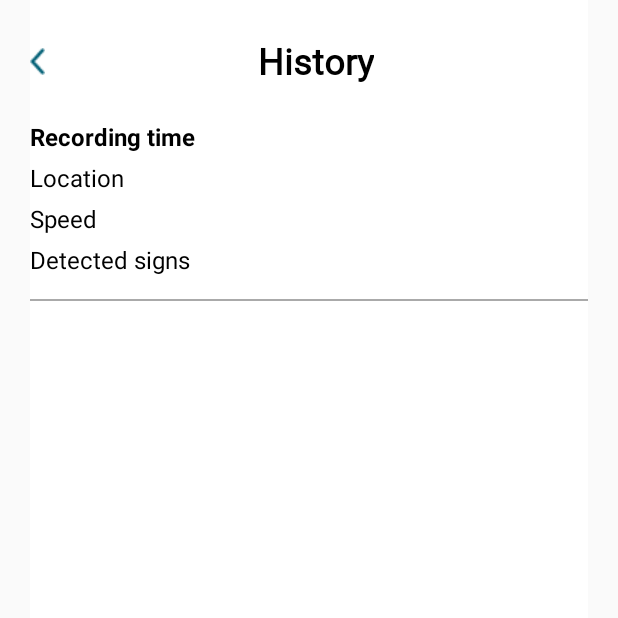
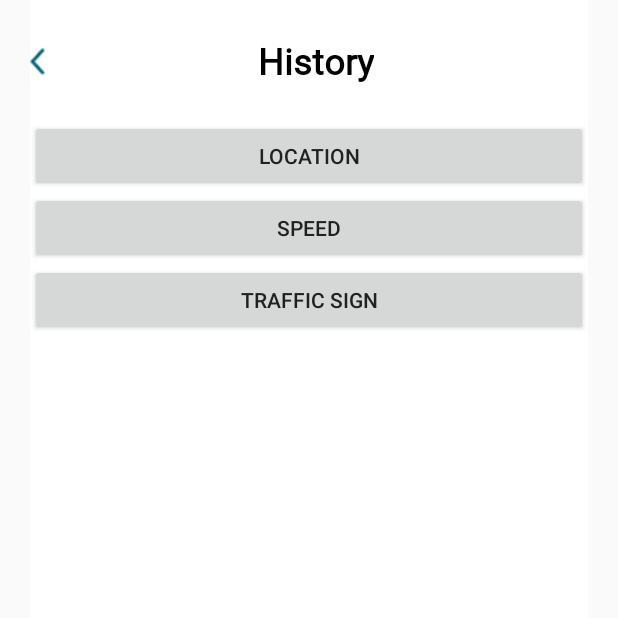
Before and after one commit to lykienminh/Mobile-VirtualDrivingAssistant, an Android app: the HistoryActivity screen opened directly, with no data from a screen before it, on a phone screen of 412 x 824 dp, the top half of it. Run offline under Robolectric (Android 15) with nearby library versions, the phone set to English and light mode, and no system bars; our stand-ins replace RxJava.

Commit message:
Location History

```diff
--- a/app/src/main/AndroidManifest.xml
+++ b/app/src/main/AndroidManifest.xml
@@ -48,6 +48,7 @@
         <activity android:name=".ui.activities.CameraActivity" />
         <activity android:name=".ui.activities.DetectorActivity" />
         <activity android:name=".ui.activities.HistoryActivity" />
+        <activity android:name=".ui.activities.HistoryLocationActivity" />
     </application>
 
 </manifest>
--- a/app/src/main/java/com/drivingassistant/ui/activities/HistoryActivity.java
+++ b/app/src/main/java/com/drivingassistant/ui/activities/HistoryActivity.java
@@ -9,6 +9,7 @@ import android.content.Intent;
 import android.os.Bundle;
 import android.util.Log;
 import android.view.View;
+import android.widget.Button;
 import android.widget.TextView;
 import android.widget.Toast;
 
@@ -26,16 +27,24 @@ public class HistoryActivity extends AppCompatActivity {
     private TextView recordTime, speed, location, sign;
     CompositeDisposable compositeDisposable = new CompositeDisposable();
     IMyService iMyService;
+    Button btn_location, btn_speed, btn_traffic_sign;
 
     @Override
     protected void onCreate(Bundle savedInstanceState) {
         super.onCreate(savedInstanceState);
         setContentView(R.layout.activity_history);
 
-        recordTime = findViewById(R.id.history_time_value);
-        speed = findViewById(R.id.history_speed_value);
-        location = findViewById(R.id.history_location_value);
-        sign = findViewById(R.id.history_sign_value);
+        btn_location = (Button) findViewById(R.id.btn_location);
+        btn_speed = (Button) findViewById(R.id.btn_speed);
+        btn_traffic_sign = (Button) findViewById(R.id.btn_traffic_sign);
+
+        btn_location.setOnClickListener(new View.OnClickListener() {
+            @Override
+            public void onClick(View v) {
+                Intent intent = new Intent(HistoryActivity.this, HistoryLocationActivity.class);
+                startActivity(intent);
+            }
+        });
     }
 
     public void returnHome(View view) {
@@ -43,19 +52,4 @@ public class HistoryActivity extends AppCompatActivity {
         startActivity(intent);
     }
 
-    public void getHistory(String duration) {
-        String time_start = "", time_end = "";
-        Log.wtf("khang", "Get history.");
-        compositeDisposable.add(iMyService.getHistory(time_start, time_end)
-            .subscribeOn(Schedulers.io())
-            .observeOn(AndroidSchedulers.mainThread())
-            .subscribe(new Consumer<String>() {
-                @Override
-                public void accept(String response) throws Exception {
-                    JSONObject jsonResponse = new JSONObject(response);
-                    String result = jsonResponse.getString("result");
-                    location.setText(result);
-                }
-            }));
-    }
 }
--- a/app/src/main/res/layout/activity_history.xml
+++ b/app/src/main/res/layout/activity_history.xml
@@ -7,8 +7,7 @@
     android:layout_marginLeft="20dp"
     android:layout_marginRight="20dp"
     android:orientation="vertical"
-    android:background="#fff"
-    tools:context=".ui.activities.HistoryActivity">
+    android:background="#fff">
 
     <GridLayout
         android:layout_width="match_parent"
@@ -38,133 +37,27 @@
 
     </GridLayout>
 
-<!--    <androidx.recyclerview.widget.RecyclerView-->
-<!--        android:id="@+id/signRecycler"-->
-<!--        android:layout_width="match_parent"-->
-<!--        android:layout_height="0dp"-->
-<!--        android:layout_marginBottom="80dp"-->
-<!--        android:layout_weight="1"-->
-<!--        android:clipToPadding="false"-->
-<!--        android:paddingTop="15dp"-->
-<!--        android:paddingBottom="38dp" />-->
-
-    <androidx.core.widget.NestedScrollView
-        android:layout_width="match_parent"
-        android:layout_height="match_parent"
-        android:fillViewport="true">
-
     <LinearLayout
         android:layout_width="match_parent"
         android:layout_height="wrap_content"
         android:orientation="vertical">
-            <LinearLayout
+
+        <Button
+            android:id="@+id/btn_location"
             android:layout_width="match_parent"
             android:layout_height="wrap_content"
-                android:layout_marginBottom="10dp"
-                android:orientation="vertical">
-                <LinearLayout
-                    android:id="@+id/record_time"
+            android:text="@string/location" />
+
+        <Button
+            android:id="@+id/btn_speed"
             android:layout_width="match_parent"
             android:layout_height="wrap_content"
-                    android:layout_marginBottom="5dp"
-                    android:orientation="horizontal">
-                    <TextView
-                        android:id="@+id/history_time"
-                        android:layout_width="wrap_content"
-                        android:layout_height="wrap_content"
-                        android:text="@string/history_time"
-                        android:textColor="@color/black"
-                        android:textSize="16dp"
-                        android:textStyle="bold"/>
-                    <TextView
-                        android:id="@+id/history_time_value"
+            android:text="@string/speed"/>
+
+        <Button
+            android:id="@+id/btn_traffic_sign"
             android:layout_width="match_parent"
             android:layout_height="wrap_content"
-                        android:gravity="right"
-                        android:text=""
-                        android:textSize="16dp"
-                        android:textColor="@color/black" />
-                </LinearLayout>
-
-                <LinearLayout
-                    android:id="@+id/record_location"
-                    android:layout_width="match_parent"
-                    android:layout_height="wrap_content"
-                    android:layout_marginBottom="5dp"
-                    android:orientation="horizontal">
-                    <TextView
-                        android:id="@+id/history_location"
-                        android:layout_width="wrap_content"
-                        android:layout_height="wrap_content"
-                        android:text="@string/history_location"
-                        android:textSize="16dp"
-                        android:textColor="@color/black" />
-                    <TextView
-                        android:id="@+id/history_location_value"
-                        android:layout_width="match_parent"
-                        android:layout_height="wrap_content"
-                        android:gravity="right"
-                        android:text=""
-                        android:textSize="16dp"
-                        android:textColor="@color/black" />
-
-                </LinearLayout>
-
-                <LinearLayout
-                    android:id="@+id/record_speed"
-                    android:layout_width="match_parent"
-                    android:layout_height="wrap_content"
-                    android:layout_marginBottom="5dp"
-                    android:orientation="horizontal">
-                    <TextView
-                        android:id="@+id/history_speed"
-                        android:layout_width="wrap_content"
-                        android:layout_height="wrap_content"
-                        android:layout_gravity="center"
-                        android:text="@string/history_speed"
-                        android:textSize="16dp"
-                        android:textColor="@color/black" />
-                    <TextView
-                        android:id="@+id/history_speed_value"
-                        android:layout_width="match_parent"
-                        android:layout_height="wrap_content"
-                        android:gravity="right"
-                        android:text=""
-                        android:textSize="16dp"
-                        android:textColor="@color/black" />
-                </LinearLayout>
-
-                <LinearLayout
-                    android:id="@+id/record_sign"
-                    android:layout_width="match_parent"
-                    android:layout_height="wrap_content"
-                    android:layout_marginBottom="5dp"
-                    android:orientation="horizontal">
-                    <TextView
-                        android:id="@+id/history_sign"
-                        android:layout_width="wrap_content"
-                        android:layout_height="wrap_content"
-                        android:layout_gravity="center"
-                        android:text="@string/sign_detected"
-                        android:textSize="16dp"
-                        android:textColor="@color/black" />
-                    <TextView
-                        android:id="@+id/history_sign_value"
-                        android:layout_width="match_parent"
-                        android:layout_height="wrap_content"
-                        android:gravity="right"
-                        android:text=""
-                        android:textSize="16dp"
-                        android:textColor="@color/black" />
+            android:text="@string/traffic_sign"/>
     </LinearLayout>
 </LinearLayout>
-            <View
-                android:layout_width="match_parent"
-                android:layout_height="1dp"
-                android:background="@android:color/darker_gray"
-                android:layout_marginBottom="15dp"/>
-
-        </LinearLayout>
-    </androidx.core.widget.NestedScrollView>
-
-</LinearLayout>
--- /dev/null
+++ b/app/src/main/res/layout/activity_history_speed.xml
@@ -0,0 +1,6 @@
+<?xml version="1.0" encoding="utf-8"?>
+<androidx.constraintlayout.widget.ConstraintLayout
+    xmlns:android="http://schemas.android.com/apk/res/android" android:layout_width="match_parent"
+    android:layout_height="match_parent">
+
+</androidx.constraintlayout.widget.ConstraintLayout>
--- /dev/null
+++ b/app/src/main/res/layout/activity_history_traffic_sign.xml
@@ -0,0 +1,6 @@
+<?xml version="1.0" encoding="utf-8"?>
+<androidx.constraintlayout.widget.ConstraintLayout
+    xmlns:android="http://schemas.android.com/apk/res/android" android:layout_width="match_parent"
+    android:layout_height="match_parent">
+
+</androidx.constraintlayout.widget.ConstraintLayout>
--- a/app/src/main/res/values/strings.xml
+++ b/app/src/main/res/values/strings.xml
@@ -39,5 +39,8 @@
     <string name="email">Email</string>
     <string name="name">Name</string>
     <string name="password">Password</string>
+    <string name="location">Location</string>
+    <string name="speed">Speed</string>
+    <string name="traffic_sign">Traffic Sign</string>
 
 </resources>
```
Also changed, not shown: app/src/main/java/com/drivingassistant/adapter/LocationListAdapter.java (added, +59 -0 lines), app/src/main/java/com/drivingassistant/model/entity/UserLocation.java (added, +13 -0 lines), app/src/main/java/com/drivingassistant/ui/activities/HistoryLocationActivity.java (added, +105 -0 lines), app/src/main/java/com/drivingassistant/ui/activities/JSONParserHistory.java (added, +72 -0 lines), app/src/main/res/layout/activity_history_location.xml (added, +54 -0 lines), app/src/main/res/layout/location_row.xml (added, +21 -0 lines), 1 other file. Lines whose indentation alone changed are shown as unchanged.
